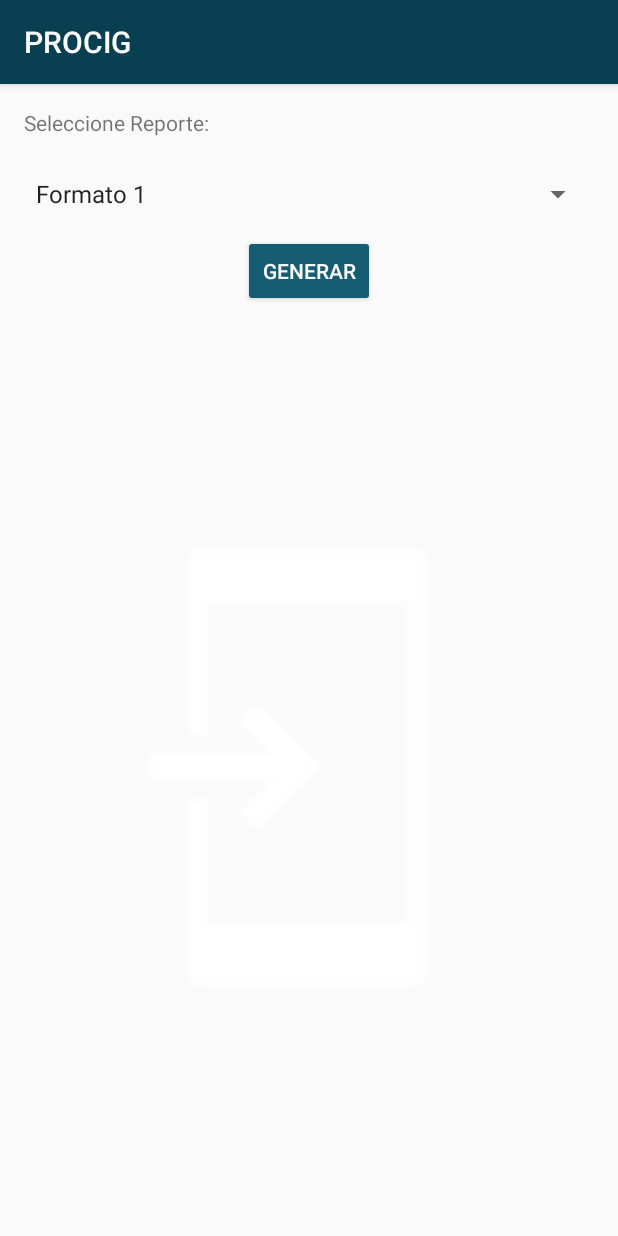
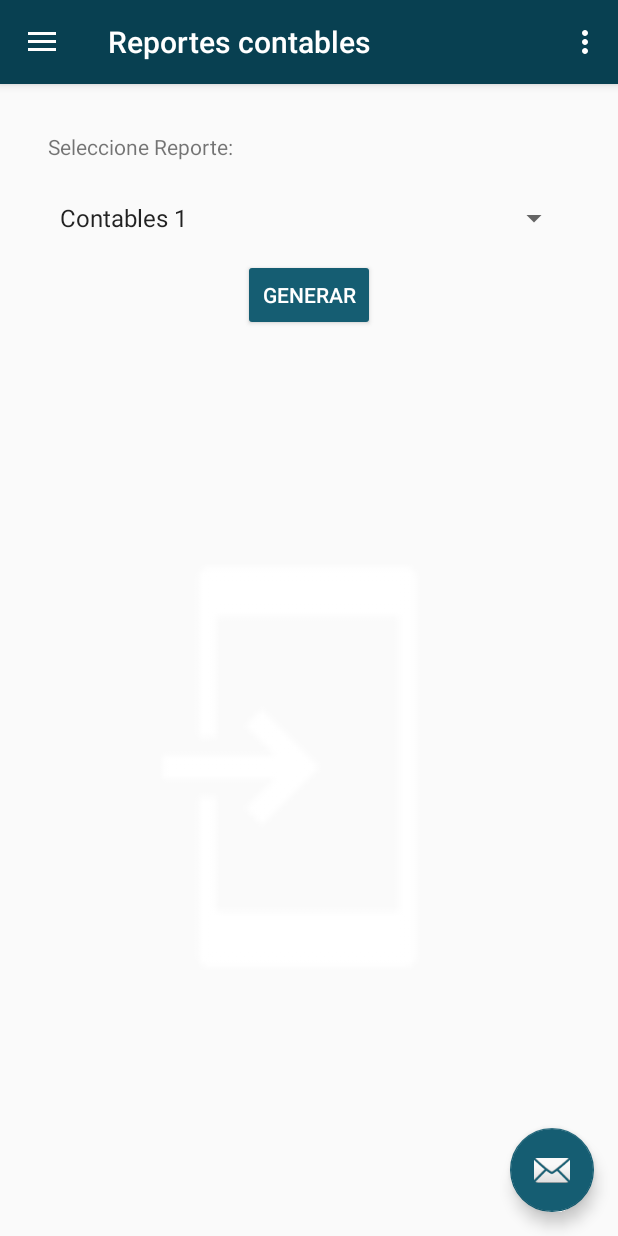
Before and after one commit to robertohuesca/PROCIG, an Android app: the MenuActivity screen opened directly, with no data from a screen before it, in the side drawer, after a tap on "Reportes Contables", on a phone screen of 412 x 824 dp. Run offline under Robolectric (Android 15) with nearby library versions, the light colour scheme and no system bars.

Commit message:
reportes contables reportes presupuestales

```diff
--- a/app/src/main/java/com/example/enduser/procig/MenuActivity.java
+++ b/app/src/main/java/com/example/enduser/procig/MenuActivity.java
@@ -2,11 +2,12 @@
 
 import android.content.Context;
 import android.content.Intent;
+import android.graphics.BitmapFactory;
 import android.os.Bundle;
 import android.support.design.widget.FloatingActionButton;
 import android.support.design.widget.Snackbar;
 import android.support.v4.app.FragmentManager;
-import android.util.Log;
+import android.util.Base64;
 import android.view.LayoutInflater;
 import android.view.View;
 import android.support.design.widget.NavigationView;
@@ -17,17 +18,19 @@
 import android.support.v7.widget.Toolbar;
 import android.view.Menu;
 import android.view.MenuItem;
+import android.widget.ImageView;
 import android.widget.RelativeLayout;
 import android.widget.TextView;
-import android.widget.Toast;
+
+import org.ksoap2.SoapEnvelope;
+import org.ksoap2.serialization.SoapObject;
+import org.ksoap2.serialization.SoapSerializationEnvelope;
+import org.ksoap2.transport.HttpTransportSE;
+import org.xmlpull.v1.XmlPullParserException;
 
 import java.io.IOException;
 
-public class MenuActivity extends AppCompatActivity
-        implements NavigationView.OnNavigationItemSelectedListener {
-
-    private int nav_header_menu;
-
+public class MenuActivity extends AppCompatActivity implements NavigationView.OnNavigationItemSelectedListener {
     @Override
     protected void onCreate(Bundle savedInstanceState) {
 
@@ -58,8 +61,6 @@
         TextView name = (TextView) header.findViewById(R.id.name_user);
 
         name.setText(nombre);
-
-
         // LayoutInflater inflater = LayoutInflater.from(this);
         //View inflatedView = inflater.inflate(R.layout.nav_header_menu, parentView, true);
 
@@ -81,10 +82,8 @@
         }
     }
 
-
     @Override
     public boolean onCreateOptionsMenu(Menu menu) {
-        // Inflate the menu; this adds items to the action bar if it is present.
         getMenuInflater().inflate(R.menu.menu, menu);
         return true;
     }
@@ -95,15 +94,12 @@
         // automatically handle clicks on the Home/Up button, so long
         // as you specify a parent activity in AndroidManifest.xml.
         int id = item.getItemId();
-
         //noinspection SimplifiableIfStatement
         if (id == R.id.action_settings) {
             return true;
         }
-
         return super.onOptionsItemSelected(item);
     }
-
     @SuppressWarnings("StatementWithEmptyBody")
     @Override
     public boolean onNavigationItemSelected(MenuItem item) {
@@ -111,28 +107,78 @@
         int id = item.getItemId();
         FragmentManager fm = getSupportFragmentManager();
 
-        if (id == R.id.nav_camera) {
-            // Handle the camera action
+        if (id == R.id.reportes_contables) {
+            setTitle("Reportes contables");
+            fm.beginTransaction().replace(R.id.content_menu, new ReportesContablesFragment()).commit();
+            /*/ Handle the camera action
             RelativeLayout mainLayout = (RelativeLayout) findViewById(R.id.content_menu);
             LayoutInflater inflater = (LayoutInflater) getSystemService(Context.LAYOUT_INFLATER_SERVICE);
             View layout = inflater.inflate(R.layout.activity_principal, null);
             mainLayout.removeAllViews();
-            mainLayout.addView(layout);
-        } else if (id == R.id.nav_gallery) {
-            Intent in = new Intent(this, Principal.class);
-            startActivity(in);
-        } else if (id == R.id.nav_slideshow) {
-            fm.beginTransaction().replace(R.id.content_menu, new principal_f()).commit();
-        } else if (id == R.id.nav_manage) {
+            mainLayout.addView(layout);*/
+        } else if (id == R.id.reportes_presupuestales) {
+            setTitle("Reportes presupuestales");
+            fm.beginTransaction().replace(R.id.content_menu, new ReportesPresupuestalesFragment()).commit();
+        } else if (id == R.id.cerrar_sesion) {
+            cerrarSesion();
+        } /*else if (id == R.id.nav_manage) {
 
         } else if (id == R.id.nav_share) {
-
+            onBackPressed();
         } else if (id == R.id.nav_send) {
 
-        }
+        }*/
 
         DrawerLayout drawer = (DrawerLayout) findViewById(R.id.drawer_layout);
         drawer.closeDrawer(GravityCompat.START);
         return true;
     }
+
+    public void generarReportePrueba(View v) {
+        Thread th = new Thread() {
+            String res;
+
+            @Override
+            public void run() {
+                String NAMESPACE = "http://saxsoft/MocrosoftWebService/";
+                String URL = "http://192.168.1.76/WEBSERVICE/REPORTES.ASMX";
+                String METHOD_NAME = "reporte";
+                String SOAP_ACTION = "http://saxsoft/MocrosoftWebService/reporte";
+
+                SoapObject request = new SoapObject(NAMESPACE, METHOD_NAME);
+
+                SoapSerializationEnvelope envelope = new SoapSerializationEnvelope(SoapEnvelope.VER11);
+                envelope.dotNet = true;
+                envelope.setOutputSoapObject(request);
+
+                HttpTransportSE transporte = new HttpTransportSE(URL);
+                try {
+                    transporte.call(SOAP_ACTION, envelope);
+                    SoapObject body = (SoapObject) envelope.bodyIn;
+                    res = body.getProperty(0).toString();
+
+                } catch (IOException e) {
+                    e.printStackTrace();
+                } catch (XmlPullParserException e) {
+                    e.printStackTrace();
+                }
+                runOnUiThread(new Runnable() {
+                    @Override
+                    public void run() {
+                        String base = res;
+                        byte[] imageAsBytes = Base64.decode(base.getBytes(), Base64.DEFAULT);
+                        ImageView image = (ImageView) findViewById(R.id.imageView);
+                        image.setImageBitmap(BitmapFactory.decodeByteArray(imageAsBytes, 0, imageAsBytes.length));
+                    }
+                });
+            }
+        };
+        th.start();
+    }
+
+    private void cerrarSesion() {
+        Intent intent = new Intent(this, MainActivity.class);
+        intent.setFlags(Intent.FLAG_ACTIVITY_CLEAR_TOP);
+        startActivity(intent);
+    }
 }
--- a/app/src/main/java/com/example/enduser/procig/principal_f.java
+++ b/app/src/main/java/com/example/enduser/procig/ReportesContablesFragment.java
@@ -1,22 +1,17 @@
 package com.example.enduser.procig;
 
-import android.content.Context;
-import android.net.Uri;
 import android.os.Bundle;
 import android.support.v4.app.Fragment;
 import android.view.LayoutInflater;
 import android.view.View;
 import android.view.ViewGroup;
 
-public class principal_f extends Fragment {
+public class ReportesContablesFragment extends Fragment {
 
     @Override
     public View onCreateView(LayoutInflater inflater, ViewGroup container,
                              Bundle savedInstanceState) {
         // Inflate the layout for this fragment
-        return inflater.inflate(R.layout.fragment_principal_f, container, false);
+        return inflater.inflate(R.layout.fragment_reportes_contables, container, false);
     }
-
-
-
 }
--- /dev/null
+++ b/app/src/main/java/com/example/enduser/procig/ReportesPresupuestalesFragment.java
@@ -0,0 +1,17 @@
+package com.example.enduser.procig;
+
+import android.os.Bundle;
+import android.support.v4.app.Fragment;
+import android.view.LayoutInflater;
+import android.view.View;
+import android.view.ViewGroup;
+
+public class ReportesPresupuestalesFragment extends Fragment {
+
+    @Override
+    public View onCreateView(LayoutInflater inflater, ViewGroup container,
+                             Bundle savedInstanceState) {
+        // Inflate the layout for this fragment
+        return inflater.inflate(R.layout.fragment_reportes_presupuestales, container, false);
+    }
+}
--- /dev/null
+++ b/app/src/main/res/layout/fragment_reportes_contables.xml
@@ -0,0 +1,53 @@
+<RelativeLayout xmlns:android="http://schemas.android.com/apk/res/android"
+    xmlns:app="http://schemas.android.com/apk/res-auto"
+    xmlns:tools="http://schemas.android.com/tools"
+    android:layout_width="match_parent"
+    android:layout_height="match_parent"
+    android:paddingBottom="@dimen/activity_vertical_margin"
+    android:paddingLeft="@dimen/activity_horizontal_margin"
+    android:paddingRight="@dimen/activity_horizontal_margin"
+    android:paddingTop="@dimen/activity_vertical_margin"
+    tools:context="com.example.enduser.procig.Principal"
+    android:id="@+id/fragment_reportes_cont">
+
+
+    <ImageView
+        android:layout_width="wrap_content"
+        android:layout_height="wrap_content"
+        app:srcCompat="@drawable/common_full_open_on_phone"
+        android:layout_below="@+id/button"
+        android:layout_marginTop="10dp"
+        android:id="@+id/imageView"
+        android:layout_alignParentBottom="true"
+        android:layout_alignParentStart="true"
+        android:layout_alignParentEnd="true" />
+
+    <Button
+        android:text="Generar"
+        android:layout_width="wrap_content"
+        android:layout_height="wrap_content"
+        android:layout_marginTop="15dp"
+        android:id="@+id/button"
+        android:onClick="generarReportePrueba"
+        android:layout_below="@+id/spinner"
+        android:layout_centerHorizontal="true"
+        style="@style/Widget.AppCompat.Button.Colored" />
+
+    <Spinner
+        android:layout_width="match_parent"
+        android:layout_height="wrap_content"
+        android:id="@+id/spinner"
+        android:entries="@array/array_reportes_contables"
+        android:layout_marginTop="26dp"
+        android:layout_below="@+id/textView2"
+        android:layout_alignParentStart="true" />
+
+    <TextView
+        android:text="Seleccione Reporte:"
+        android:layout_width="wrap_content"
+        android:layout_height="wrap_content"
+        android:layout_alignParentTop="true"
+        android:layout_alignParentStart="true"
+        android:id="@+id/textView2" />
+
+</RelativeLayout>
--- a/app/src/main/res/menu/activity_menu_drawer.xml
+++ b/app/src/main/res/menu/activity_menu_drawer.xml
@@ -3,33 +3,33 @@
 
     <group android:checkableBehavior="single">
         <item
-            android:id="@+id/nav_camera"
-            android:icon="@drawable/ic_menu_camera"
+            android:id="@+id/reportes_presupuestales"
+            android:icon="@drawable/reporte_presupuestal"
             android:title="Reportes Presupuestales" />
         <item
-            android:id="@+id/nav_gallery"
-            android:icon="@drawable/ic_menu_gallery"
+            android:id="@+id/reportes_contables"
+            android:icon="@drawable/reporte_contable"
             android:title="Reportes Contables" />
-        <item
+        <!--item
             android:id="@+id/nav_slideshow"
             android:icon="@drawable/ic_menu_slideshow"
             android:title="Slideshow" />
         <item
             android:id="@+id/nav_manage"
             android:icon="@drawable/ic_menu_manage"
-            android:title="Tools" />
+            android:title="Tools" /-->
     </group>
 
     <item android:title="Opciones">
         <menu>
             <item
-                android:id="@+id/nav_share"
-                android:icon="@drawable/ic_menu_share"
+                android:id="@+id/cerrar_sesion"
+                android:icon="@drawable/salir"
                 android:title="Cerrar Sesión" />
-            <item
+            <!--item
                 android:id="@+id/nav_send"
                 android:icon="@drawable/ic_menu_send"
-                android:title="Volver a cerrar sesión" />
+                android:title="Volver a cerrar sesión" /-->
         </menu>
     </item>
 
--- a/app/src/main/res/values/strings.xml
+++ b/app/src/main/res/values/strings.xml
@@ -1,17 +1,17 @@
 <resources>
     <string name="app_name">PROCIG</string>
 
-    <string-array name="reports_array">
-        <item>Formato 1</item>
-        <item>Formato 2</item>
-        <item>Formato 3</item>
-        <item>Formato 4</item>
-        <item>Formato 5</item>
-        <item>Formato 6</item>
-        <item>Formato 7</item>
-        <item>Formato 8</item>
-        <item>Formato 9</item>
-        <item>Formato 10</item>
+    <string-array name="array_reportes_presupuestales">
+        <item>Presupuestal 1</item>
+        <item>Presupuestal 2</item>
+        <item>Presupuestal 3</item>
+    </string-array>
+
+    <string-array name="array_reportes_contables">
+        <item>Contables 1</item>
+        <item>Contables 2</item>
+        <item>Contables 3</item>
+        <item>Contables 4</item>
     </string-array>
 
     <string-array name="dependencias">
@@ -19,6 +19,12 @@
         <item>H. Rovirosa</item>
         <item>Seguro Popular</item>
     </string-array>
+
+
+
+
+
+
     <string name="prompt_user">Usuario</string>
     <string name="prompt_password">Contraseña </string>
     <string name="action_sign_in">Sign in or register</string>
@@ -37,6 +43,4 @@
 
     <string name="action_settings">Opciones</string>
 
-    <!-- TODO: Remove or change this placeholder text -->
-    <string name="hello_blank_fragment">Hello blank fragment</string>
 </resources>
```
Also changed, not shown: app/src/main/AndroidManifest.xml (+5 -3 lines), app/src/main/java/com/example/enduser/procig/MainActivity.java (+22 -31 lines), app/src/main/java/com/example/enduser/procig/Principal.java (+1 -16 lines), app/src/main/res/layout/fragment_reportes_presupuestales.xml (renamed from app/src/main/res/layout/fragment_principal_f.xml, +4 -4 lines), app/src/main/res/drawable/reporte_contable.png (added), app/src/main/res/drawable/reporte_presupuestal.png (added), app/src/main/res/drawable/salir.png (added).
